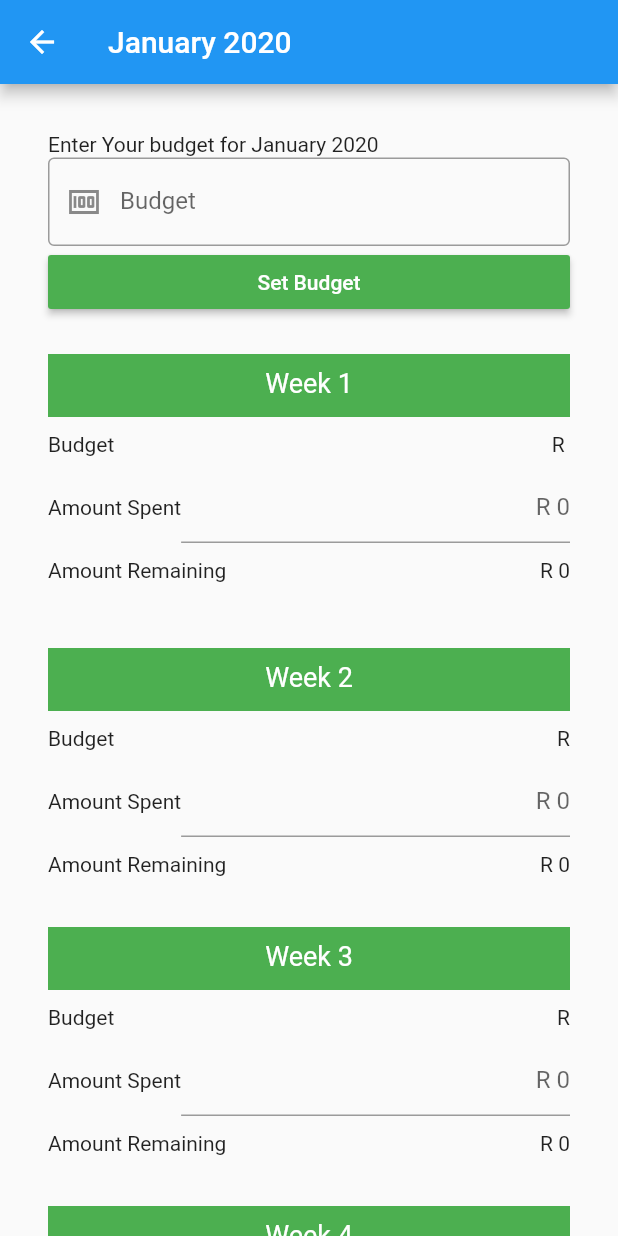
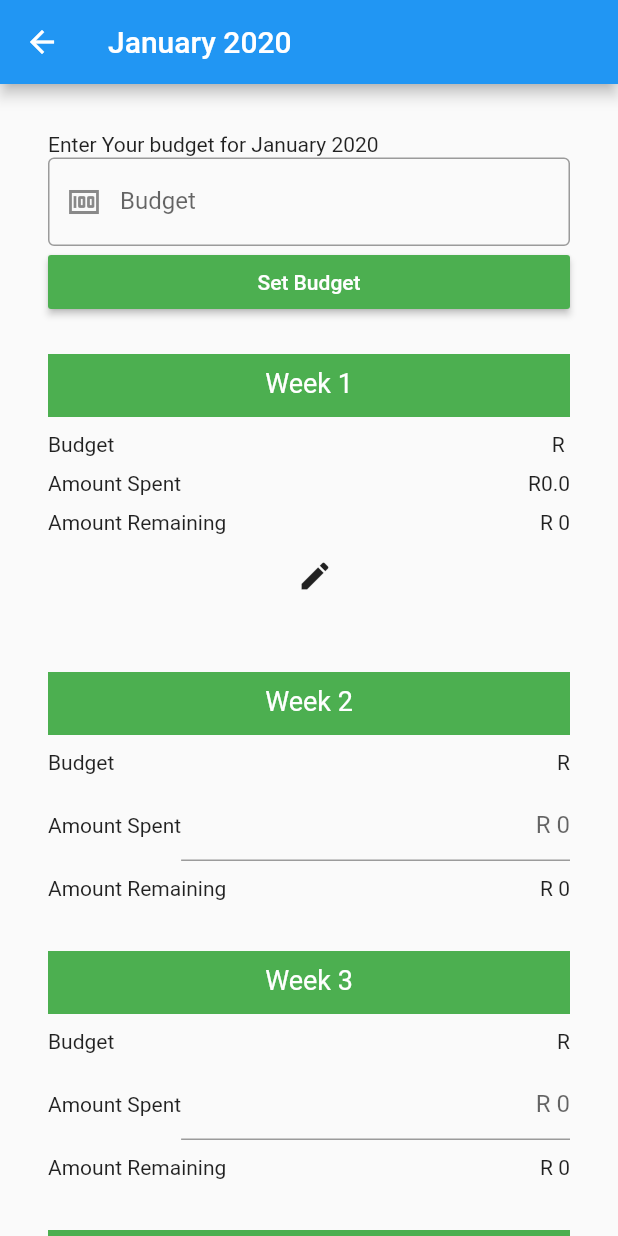
Before and after one commit to COS301-SE-2022/Happy-Muncher, a Flutter app: the Month screen opened directly, on a phone screen of 412 x 824 dp. Run offline on Flutter 3.47's test engine with Material 2 defaults, Android fonts, the phone set to English and light mode, and no system bars; Roboto replaces fonts that are missing (Arial).

Commit message:
Edit button added

```diff
--- a/happy_mucher_frontend/lib/pages/month.dart
+++ b/happy_mucher_frontend/lib/pages/month.dart
@@ -21,6 +21,7 @@ class MyMonthState extends State<Month> {
   final spentOneController = TextEditingController();
   String spent1 = "0.0";
   String rem1 = "0";
+  bool editOne = false;
 
   //variables for week 2
   final spentTwoController = TextEditingController();
@@ -132,7 +133,9 @@ class MyMonthState extends State<Month> {
         Row(mainAxisAlignment: MainAxisAlignment.spaceBetween, children: [
           const Text("Amount Spent"),
           Flexible(
-              child: TextField(
+              child: !editOne
+                  ? Text('R' + spent1)
+                  : TextField(
                       key: Key("spent1"),
                       textAlign: TextAlign.right,
                       controller: spentOneController,
@@ -149,14 +152,24 @@ class MyMonthState extends State<Month> {
                           totSpent += double.parse(spent1);
                           left = bud - left;
                           rem1 = left.toString();
+                          editOne = false;
                         });
                       },
-          ))
+                    )),
         ]),
         const SizedBox(height: 10),
         Row(
             mainAxisAlignment: MainAxisAlignment.spaceBetween,
             children: [const Text("Amount Remaining"), Text("R " + rem1)]),
+        IconButton(
+          alignment: Alignment.bottomRight,
+          icon: Icon(Icons.edit),
+          onPressed: () {
+            setState(() => {
+                  editOne = true,
+                });
+          },
+        ),
         const SizedBox(height: 10),
         const SizedBox(height: 10),
       ]));
```
Lines whose indentation alone changed are shown as unchanged.
